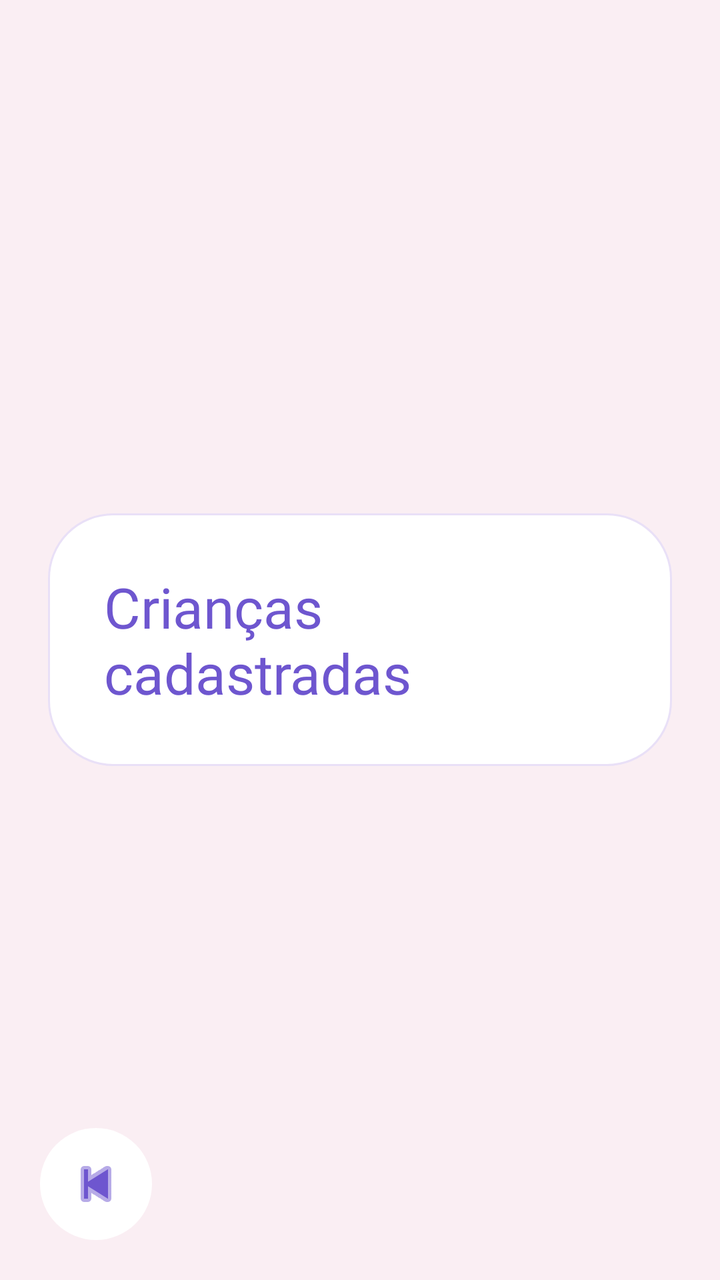
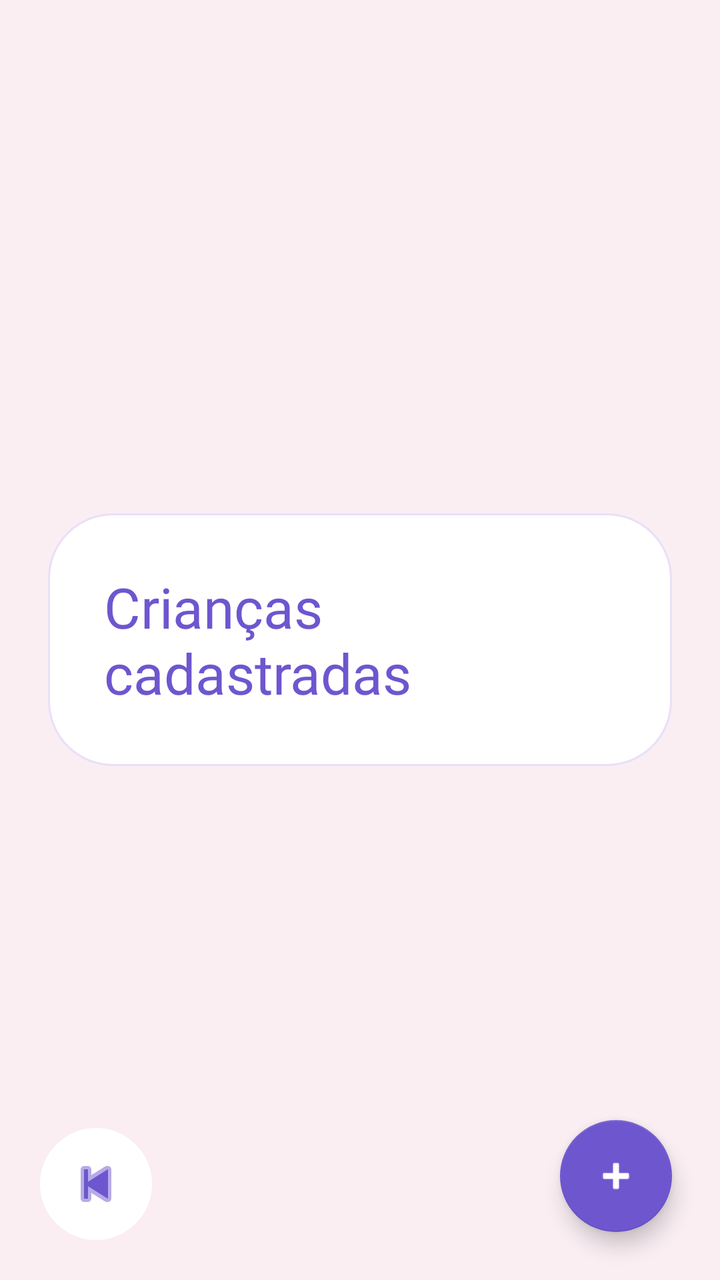

Screens rendered from an Android XML layout before and after an edit, with the pre-edit source and the edit as a unified diff.
<!-- AndroidManifest.xml: application theme Theme.Testando -->
<!-- res/layout/activity_children_list.xml -->
<?xml version="1.0" encoding="utf-8"?>
<FrameLayout xmlns:android="http://schemas.android.com/apk/res/android"
    xmlns:app="http://schemas.android.com/apk/res-auto"
    android:layout_width="match_parent"
    android:layout_height="match_parent">

    <ScrollView
        android:layout_width="match_parent"
        android:layout_height="match_parent"
        android:background="@drawable/bg_screen_pink"
        android:fillViewport="true">

        <LinearLayout
            android:layout_width="match_parent"
            android:layout_height="match_parent"
            android:orientation="vertical"
            android:gravity="center"
            android:padding="24dp">

            <LinearLayout
                android:layout_width="match_parent"
                android:layout_height="wrap_content"
                android:background="@drawable/bg_card"
                android:orientation="vertical"
                android:padding="28dp">

                <TextView
                    style="@style/TextTitle"
                    android:layout_width="wrap_content"
                    android:layout_height="wrap_content"
                    android:text="Crianças cadastradas"
                    android:textSize="28sp" />

                <LinearLayout
                    android:id="@+id/containerChildren"
                    android:layout_width="match_parent"
                    android:layout_height="wrap_content"
                    android:orientation="vertical" />

                <TextView
                    android:id="@+id/tvEmptyState"
                    style="@style/TextBody"
                    android:layout_width="match_parent"
                    android:layout_height="wrap_content"
                    android:layout_marginTop="20dp"
                    android:gravity="center"
                    android:text="Nenhuma criança cadastrada."
                    android:visibility="gone" />

            </LinearLayout>
        </LinearLayout>
    </ScrollView>

    <ImageView
        android:id="@+id/btnBack"
        android:layout_width="56dp"
        android:layout_height="56dp"
        android:layout_gravity="bottom|start"
        android:layout_margin="20dp"
        android:background="@drawable/bg_back_circle"
        android:src="@android:drawable/ic_media_previous"
        android:padding="12dp"
        app:tint="@color/title_purple" />

</FrameLayout>
<!-- resources referenced by this layout -->
<resources>
  <color name="title_purple">#6E56CF</color>
  <!-- drawable bg_back_circle (drawable) -->
  <?xml version="1.0" encoding="utf-8"?>
  <shape xmlns:android="http://schemas.android.com/apk/res/android">
      <solid android:color="#FFFFFF"/>
      <corners android:radius="50dp"/>
      <size android:width="56dp" android:height="56dp"/>
      <elevation android:shadowColor="#22000000"/>
  </shape>
  <!-- drawable bg_card (drawable) -->
  <?xml version="1.0" encoding="utf-8"?>
  <shape xmlns:android="http://schemas.android.com/apk/res/android">
      <solid android:color="@color/card_white" />
      <corners android:radius="32dp" />
      <stroke
          android:width="1dp"
          android:color="@color/card_border" />
      <padding
          android:left="2dp"
          android:top="2dp"
          android:right="2dp"
          android:bottom="2dp" />
  </shape>
  <!-- drawable bg_screen_pink (drawable) -->
  <?xml version="1.0" encoding="utf-8"?>
  <shape xmlns:android="http://schemas.android.com/apk/res/android">
      <solid android:color="@color/bg_pink" />
  </shape>
  <style name="TextBody">
          <item name="android:fontFamily">@font/raleway_regular</item>
          <item name="android:textColor">@color/text_body</item>
      </style>
  <style name="TextTitle">
          <item name="android:fontFamily">@font/raleway_bold</item>
          <item name="android:textColor">@color/title_purple</item>
      </style>
  <style name="Theme.Testando" parent="Theme.AppCompat.Light.NoActionBar" />
  <color name="card_white">#FFFFFF</color>
  <color name="card_border">#E9E0F7</color>
  <color name="bg_pink">#FAEEF3</color>
  <color name="text_body">#5F5868</color>
</resources>

<!-- the commit's change to res/layout/activity_children_list.xml (unified diff, before → after) -->
@@ -51,6 +51,16 @@
         </LinearLayout>
     </ScrollView>
 
+    <com.google.android.material.floatingactionbutton.FloatingActionButton
+        android:id="@+id/fabAddChild"
+        android:layout_width="wrap_content"
+        android:layout_height="wrap_content"
+        android:layout_gravity="bottom|end"
+        android:layout_margin="24dp"
+        android:src="@android:drawable/ic_input_add"
+        app:backgroundTint="@color/title_purple"
+        app:tint="@color/text_white" />
+
     <ImageView
         android:id="@+id/btnBack"
         android:layout_width="56dp"
<!-- resource entries referenced after the edit -->
@@ -1,5 +1,6 @@
 <!-- resources referenced by this layout -->
 <resources>
+  <color name="text_white">#FFFFFF</color>
   <color name="title_purple">#6E56CF</color>
   <!-- drawable bg_back_circle (drawable) -->
   <?xml version="1.0" encoding="utf-8"?>
